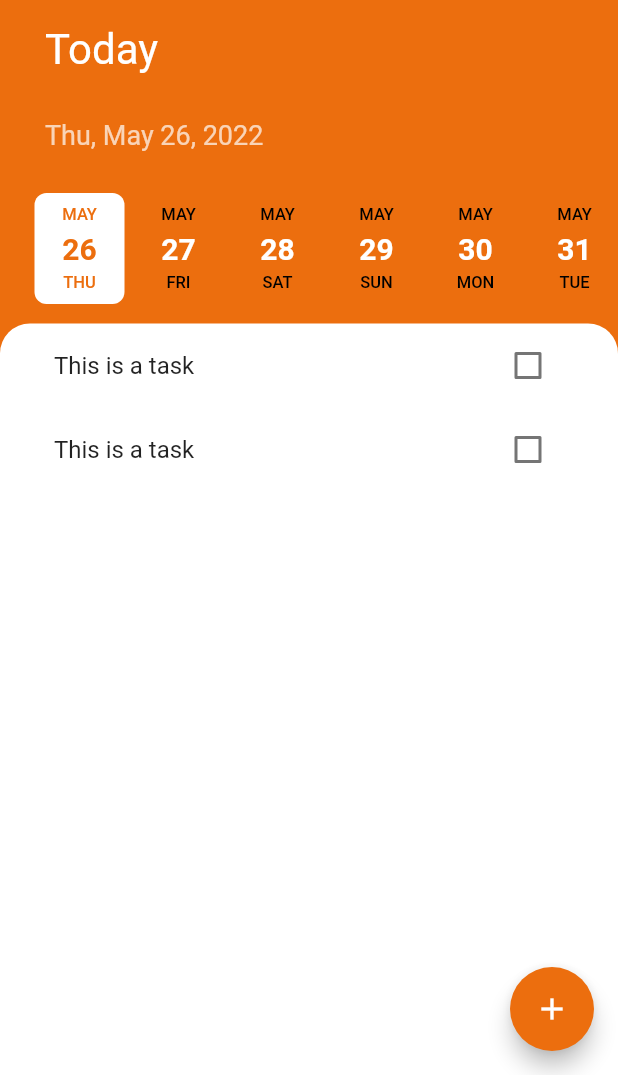
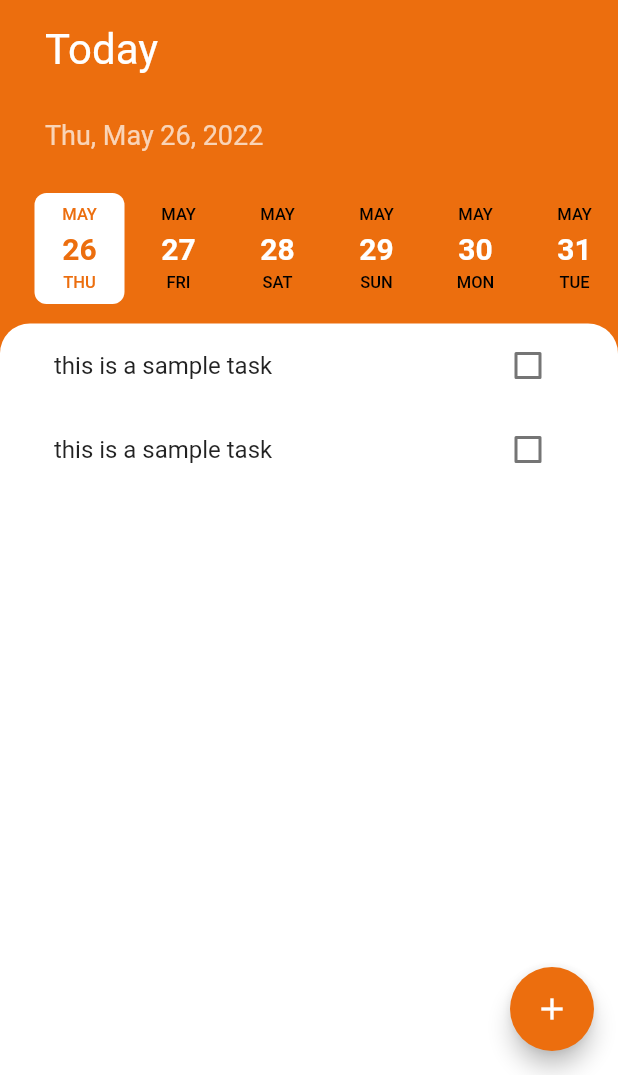
Before and after one commit to bineshburjamagar/todolist-app, a Flutter app: the screen it shows after launch, on a phone screen of 412 x 824 dp, the part 161-1236 px from its top. Run offline on Flutter 3.47's test engine with Material 2 defaults, Android fonts, the phone set to English and light mode, and no system bars; drawn by our look-alikes of date_picker_timeline.

```diff
--- a/todolist/lib/screens/task_screen.dart
+++ b/todolist/lib/screens/task_screen.dart
@@ -1,6 +1,5 @@
 // ignore_for_file: deprecated_member_use
 
-import 'package:flutter/cupertino.dart';
 import 'package:flutter/material.dart';
 import 'package:todolist/widgets/task_list.dart';
 import 'package:intl/intl.dart';
--- a/todolist/lib/widgets/task_tile.dart
+++ b/todolist/lib/widgets/task_tile.dart
@@ -1,18 +1,100 @@
 import 'package:flutter/material.dart';
 
-class TaskTile extends StatelessWidget {
-  const TaskTile({
-    Key? key,
-  }) : super(key: key);
+// class TaskTile extends StatefulWidget {
+//   const TaskTile({
+//     Key? key,
+//   }) : super(key: key);
+
+//   @override
+//   State<TaskTile> createState() => _TaskTileState();
+// }
+
+// class _TaskTileState extends State<TaskTile> {
+//   bool isChecked = false;
+//   void checkboxCallback(bool checkBoxState) {
+//     setState(() {
+//       isChecked = checkBoxState;
+//     });
+//   }
+
+//   @override
+//   Widget build(BuildContext context) {
+//     return ListTile(
+//       title: Text(
+//         'This is a task',
+//         style: TextStyle(
+//             decoration: isChecked ? TextDecoration.lineThrough : null),
+//       ),
+//       trailing: TaskCheckBox(
+//           checkBoxState: isChecked, toggleCheckboxState: checkboxCallback),
+//     );
+//   }
+// }
+
+// class TaskCheckBox extends StatelessWidget {
+//   final bool checkBoxState;
+//   final Function toggleCheckboxState;
+
+//   const TaskCheckBox(
+//       {Key? key,
+//       required this.checkBoxState,
+//       required this.toggleCheckboxState})
+//       : super(key: key);
+//   @override
+//   Widget build(BuildContext context) {
+//     return Checkbox(
+//       value: checkBoxState,
+//       activeColor: Colors.blueAccent,
+//       onChanged: toggleCheckboxState as void Function(bool?)?,
+//     );
+//   }
+// }
+
+class TaskTile extends StatefulWidget {
+  const TaskTile({Key? key}) : super(key: key);
+
+  @override
+  _TaskTileState createState() => _TaskTileState();
+}
+
+class _TaskTileState extends State<TaskTile> {
+  bool isChecked = false;
+  void checkBoxCallBack(bool? checkBoxState) {
+    if (checkBoxState != null) {
+      setState(() {
+        isChecked = checkBoxState;
+      });
+    }
+  }
 
   @override
   Widget build(BuildContext context) {
     return ListTile(
-      title: const Text('This is a task'),
-      trailing: Checkbox(
-        value: false,
-        onChanged: (bool? value) {},
+      title: Text(
+        'this is a sample task',
+        style: TextStyle(
+            decoration: isChecked ? TextDecoration.lineThrough : null),
+      ),
+      trailing: TaskCheckbox(
+        checkboxState: isChecked,
+        toggleCheckboxState: checkBoxCallBack,
       ),
     );
   }
 }
+
+class TaskCheckbox extends StatelessWidget {
+  final bool checkboxState;
+  final Function toggleCheckboxState;
+  // ignore: use_key_in_widget_constructors
+  const TaskCheckbox(
+      {required this.checkboxState, required this.toggleCheckboxState});
+  @override
+  Widget build(BuildContext context) {
+    return Checkbox(
+      activeColor: Colors.lightBlueAccent,
+      value: checkboxState,
+      onChanged: toggleCheckboxState as void Function(bool?)?,
+    );
+  }
+}
```
